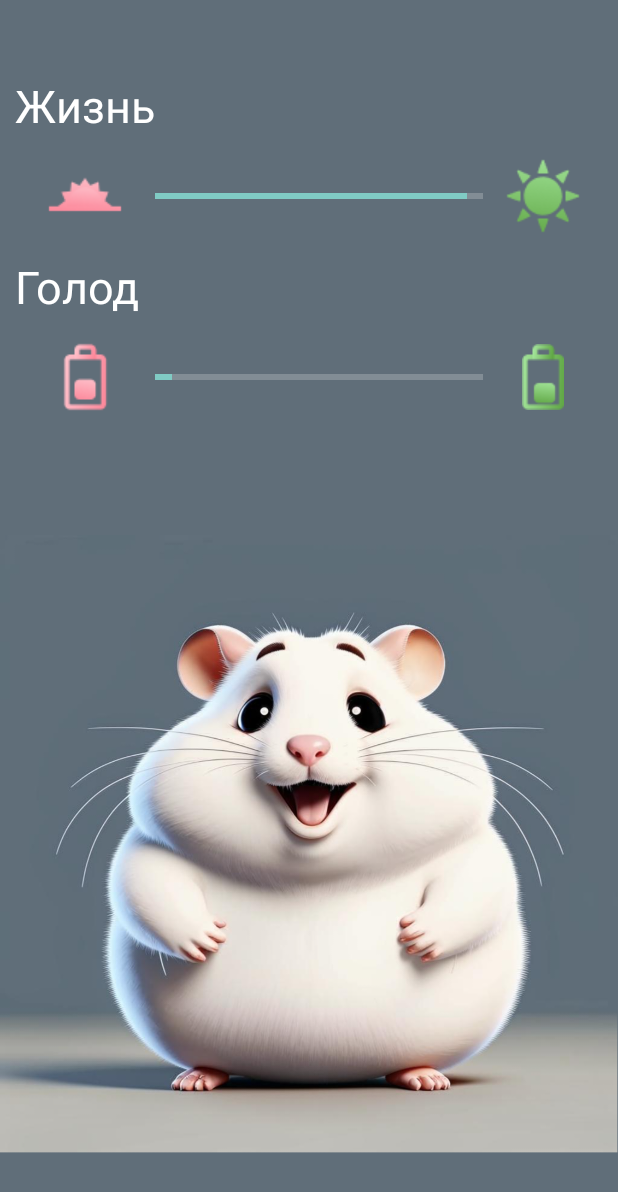
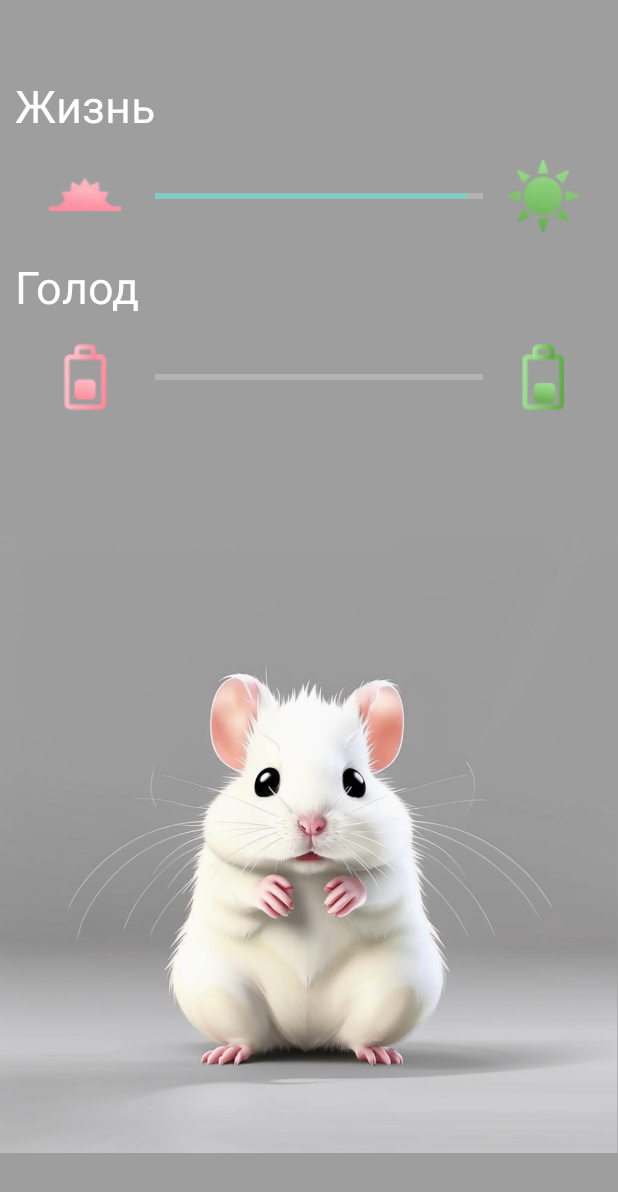
Before and after one commit to hunterartur/homogochi_mobile, an Android app built with Jetpack Compose: the BaseActivity screen opened directly, with no data from a screen before it, on a phone screen of 412 x 824 dp. Shown: the top 1192 px of the screen. Run offline under Robolectric (Android 15) with nearby library versions, the phone set to English and light mode, and no system bars; Roboto replaces fonts that are not available here.

Commit message:
workapp 2

```diff
--- a/app/src/main/java/com/myhuholi/homogochi/BaseActivity.kt
+++ b/app/src/main/java/com/myhuholi/homogochi/BaseActivity.kt
@@ -50,19 +50,19 @@ class BaseActivity : AppCompatActivity(), StepCounter.StepListener {
         val scheduler = Executors.newSingleThreadScheduledExecutor()
         scheduler.scheduleWithFixedDelay({
             val progressBar = findViewById<ProgressBar>(R.id.hungry_progress)
-            progressBar.progress += 5
+            progressBar.setProgress(progressBar.progress - 5, true)
             if (progressBar.progress > 70) {
                 val layout = findViewById<LinearLayout>(R.id.active_base)
-                layout.setBackgroundColor(Color.parseColor("#9e9e9e"))
-                findViewById<ImageView>(R.id.base_image).setImageResource(R.drawable.dying)
+                layout.setBackgroundColor(Color.parseColor("#606e79"))
+                findViewById<ImageView>(R.id.base_image).setImageResource(R.drawable.normal)
             } else if (progressBar.progress <= 70 && progressBar.progress > 30) {
                 val layout = findViewById<LinearLayout>(R.id.active_base)
                 layout.setBackgroundColor(Color.parseColor("#5c5b60"))
                 findViewById<ImageView>(R.id.base_image).setImageResource(R.drawable.hungry)
             } else {
                 val layout = findViewById<LinearLayout>(R.id.active_base)
-                layout.setBackgroundColor(Color.parseColor("#606e79"))
-                findViewById<ImageView>(R.id.base_image).setImageResource(R.drawable.normal)
+                layout.setBackgroundColor(Color.parseColor("#9e9e9e"))
+                findViewById<ImageView>(R.id.base_image).setImageResource(R.drawable.dying)
             }
 //            dbHelper.updateProgressCount(1, progressBar.progress)
         }, 0, 5, TimeUnit.SECONDS)
@@ -91,15 +91,15 @@ class BaseActivity : AppCompatActivity(), StepCounter.StepListener {
             var recomentedCountStep =
                 dbHelper.getStepsByUserId(1)?.recommendedCountStep ?: 10_000
             if (recomentedCountStep > 0) {
-                progressBar.progress - (stepCount.toFloat() / recomentedCountStep * 100).toInt()
+                progressBar.progress + (stepCount.toFloat() / recomentedCountStep * 100).toInt()
             } else 0
         } catch (e: Exception) {
             TODO("Not yet implemented")
         }
         if (percentage > 70) {
             val layout = findViewById<LinearLayout>(R.id.active_base)
-            layout.setBackgroundColor(Color.parseColor("#9e9e9e"))
-            findViewById<ImageView>(R.id.base_image).setImageResource(R.drawable.dying)
+            layout.setBackgroundColor(Color.parseColor("#606e79"))
+            findViewById<ImageView>(R.id.base_image).setImageResource(R.drawable.normal)
         } else if (percentage <= 70 && percentage > 30) {
             val layout = findViewById<LinearLayout>(R.id.active_base)
             layout.setBackgroundColor(Color.parseColor("#5c5b60"))
@@ -107,8 +107,8 @@ class BaseActivity : AppCompatActivity(), StepCounter.StepListener {
         } else {
             try {
                 val layout = findViewById<LinearLayout>(R.id.active_base)
-                layout.setBackgroundColor(Color.parseColor("#606e79"))
-                findViewById<ImageView>(R.id.base_image).setImageResource(R.drawable.normal)
+                layout.setBackgroundColor(Color.parseColor("#9e9e9e"))
+                findViewById<ImageView>(R.id.base_image).setImageResource(R.drawable.dying)
             } catch (e: Exception) {
                 TODO("Not yet implemented")
             }
--- a/app/src/main/res/layout/activity_base.xml
+++ b/app/src/main/res/layout/activity_base.xml
@@ -88,7 +88,7 @@
                 android:layout_gravity="center"
                 android:layout_weight="1"
                 android:indeterminate="false"
-                android:progress="20" />
+                android:progress="50" />
 
             <ImageView
                 android:id="@+id/image8"
```
